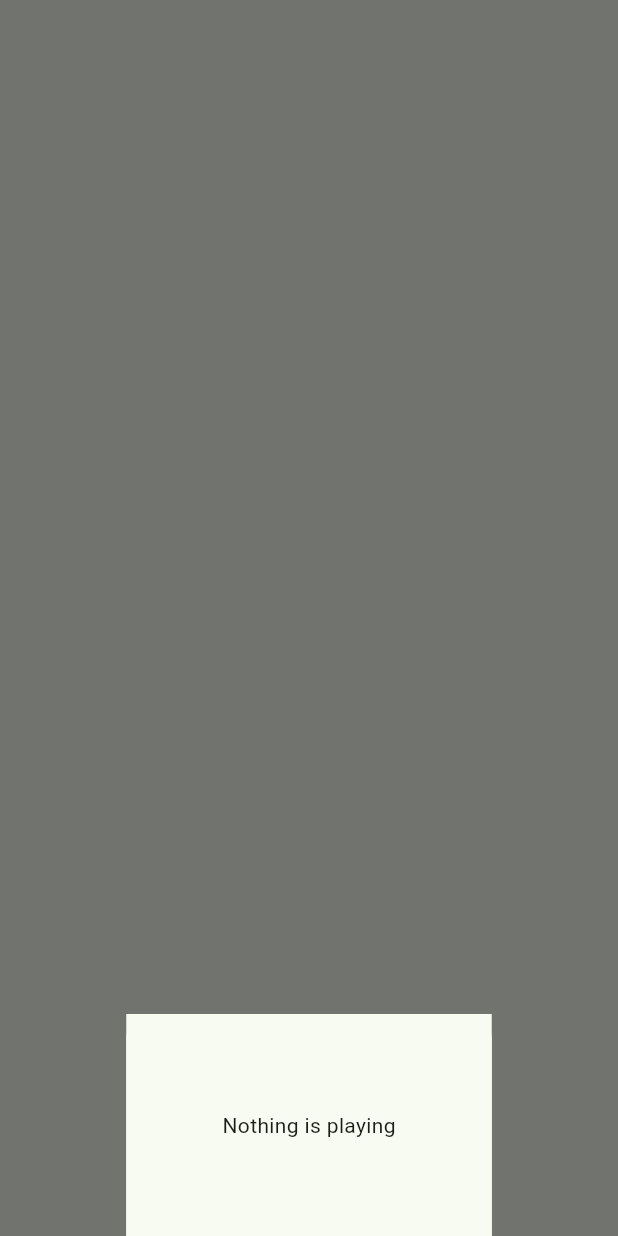
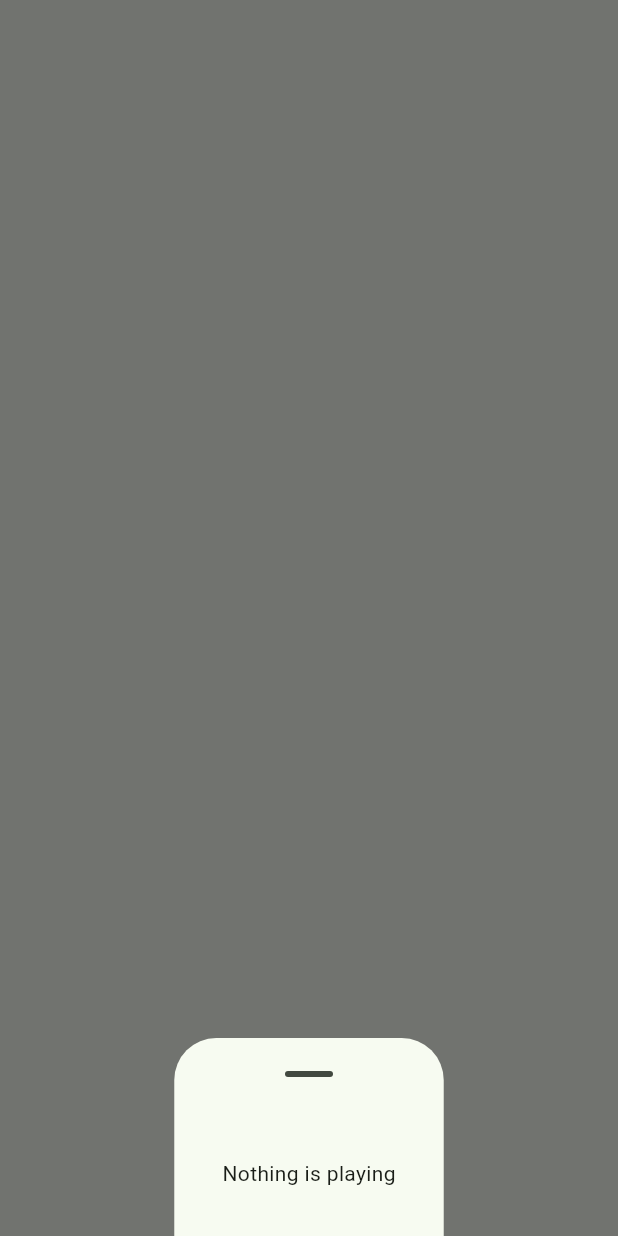
Before and after one commit to mickkc/vibin-app, a Flutter app: what show() shows on an empty page, opened directly, on a phone screen of 412 x 824 dp. Run offline on Flutter 3.47's test engine with Material 3 defaults, Android fonts, the phone set to English and light mode, and no system bars; our stand-ins replace audio_service, dio, file_picker, flutter_secure_storage, get_it, go_router and 8 more; missing offline and left inert: dbus, just_audio_media_kit; accounts and stored records are empty; generated files the repository leaves out were written again; Roboto replaces fonts that are missing (Roboto Flex).

Commit message:
feat: add lyrics to now playing dialog on mobile

```diff
--- a/lib/pages/now_playing_page.dart
+++ b/lib/pages/now_playing_page.dart
@@ -3,10 +3,11 @@ import 'dart:async';
 import 'package:audio_service/audio_service.dart';
 import 'package:flutter/material.dart';
 import 'package:vibin_app/audio/audio_manager.dart';
+import 'package:vibin_app/dialogs/lyrics_dialog.dart';
 import 'package:vibin_app/l10n/app_localizations.dart';
 import 'package:vibin_app/main.dart';
+import 'package:vibin_app/sections/related_section.dart';
 import 'package:vibin_app/widgets/nowplaying/now_playing_control_bar.dart';
-import 'package:vibin_app/widgets/row_small_column.dart';
 import 'package:vibin_app/widgets/track_info.dart';
 
 import '../widgets/network_image.dart';
@@ -19,12 +20,11 @@ class NowPlayingPage extends StatefulWidget {
       context: context,
       builder: (context) => const NowPlayingPage(),
       isScrollControlled: true,
+      enableDrag: true,
       backgroundColor: Theme.of(context).colorScheme.surface,
-      shape: const RoundedRectangleBorder(
-        borderRadius: BorderRadius.vertical(top: Radius.circular(16)),
-      ),
+      showDragHandle: true,
       constraints: BoxConstraints(
-        maxWidth: (MediaQuery.of(context).size.width * 0.9).clamp(600, 900)
+        maxWidth: (MediaQuery.of(context).size.width * 0.9).clamp(600, 900),
       ),
     );
   }
@@ -58,21 +58,71 @@ class _NowPlayingPageState extends State<NowPlayingPage> {
 
   @override
   Widget build(BuildContext context) {
-    final width = MediaQuery.of(context).size.width;
-    return Material(
-      child: Padding(
-        padding: const EdgeInsets.all(32.0),
-        child: Wrap(
-          runSpacing: 32,
-          children: _currentMediaItem == null ? [
-            Padding(
+
+    return LayoutBuilder(
+      builder: (context, constraints) {
+        final isMobile = constraints.maxWidth < 600;
+
+        if (_currentMediaItem == null) {
+          return Padding(
             padding: const EdgeInsets.all(32.0),
             child: Text(AppLocalizations.of(context)!.now_playing_nothing),
-            )
-          ] : [
-            RowSmallColumn(
+          );
+        }
+
+        if (isMobile) {
+          return DraggableScrollableSheet(
+            initialChildSize: 0.8,
+            minChildSize: 0.8,
+            maxChildSize: 0.95,
+            snap: true,
+            snapSizes: const [0.8, 0.95],
+            expand: false,
+            builder: (context, scrollController) {
+              return SingleChildScrollView(
+                controller: scrollController,
+                child: Padding(
+                  padding: const EdgeInsets.all(16.0),
+                  child: Column(
                     spacing: 32,
-              rowChildren: [
+                    mainAxisSize: MainAxisSize.min,
+                    children: [
+                      NetworkImageWidget(
+                        url: "/api/tracks/${_currentMediaItem!.id}/cover",
+                        width: (constraints.maxWidth - 32) * 0.9,
+                        height: (constraints.maxWidth - 32) * 0.9,
+                      ),
+                      TrackInfoView(
+                        trackId: int.parse(_currentMediaItem!.id),
+                        showMetadata: false,
+                      ),
+                      NowPlayingControlBar(mediaItem: _currentMediaItem!),
+                      Card(
+                        clipBehavior: Clip.hardEdge,
+                        shadowColor: Colors.black,
+                        elevation: 4,
+                        child: SizedBox(
+                          height: 250,
+                          child: LyricsDialog(),
+                        ),
+                      ),
+                      RelatedSection(trackId: int.parse(_currentMediaItem!.id)),
+                    ],
+                  ),
+                ),
+              );
+            },
+          );
+        } else {
+          return Padding(
+            padding: const EdgeInsets.all(32.0),
+            child: Column(
+              mainAxisSize: MainAxisSize.min,
+              spacing: 32,
+              children: [
+                Row(
+                  spacing: 32,
+                  children: [
                     NetworkImageWidget(
                       url: "/api/tracks/${_currentMediaItem!.id}/cover?quality=256",
                       width: 200,
@@ -85,22 +135,13 @@ class _NowPlayingPageState extends State<NowPlayingPage> {
                       ),
                     ),
                   ],
-              columnChildren: [
-                NetworkImageWidget(
-                  url: "/api/tracks/${_currentMediaItem!.id}/cover",
-                  width: width * 0.75,
-                  height: width * 0.75,
                 ),
-                TrackInfoView(
-                  trackId: int.parse(_currentMediaItem!.id),
-                  showMetadata: false,
+                NowPlayingControlBar(mediaItem: _currentMediaItem!),
+              ],
             ),
-              ]
-            ),
-            NowPlayingControlBar(mediaItem: _currentMediaItem!)
-          ]
-        ),
-      )
+          );
+        }
+      },
     );
   }
 }
```
Lines whose indentation alone changed are shown as unchanged.
